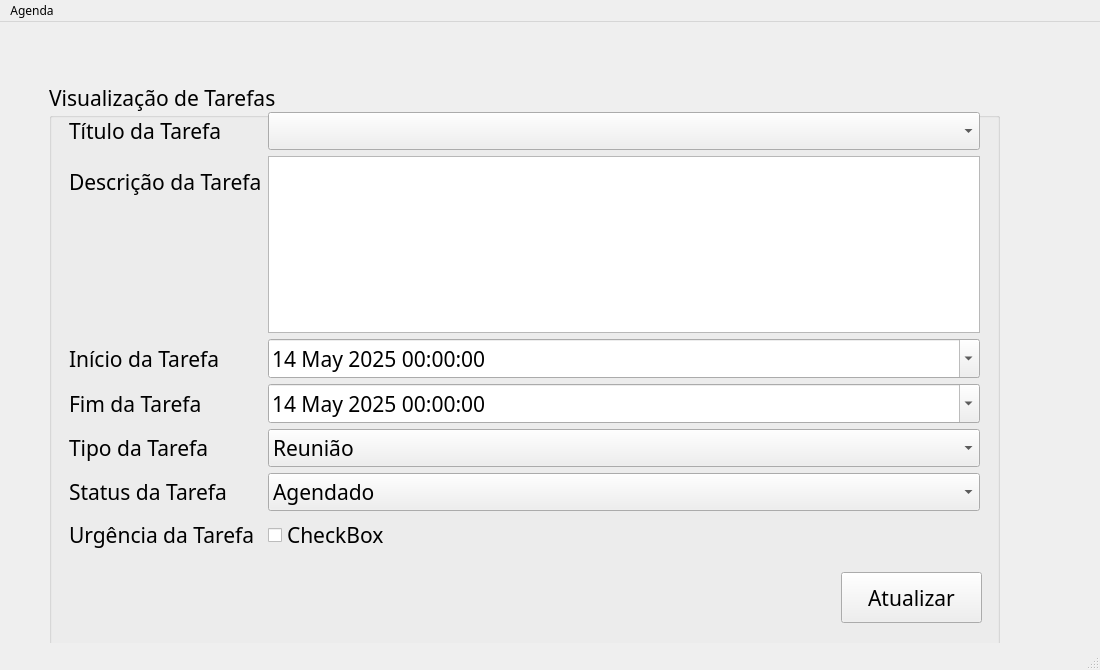
The window that MIni curso PyQt/interface.ui (alysonmp/Minicurso-PyQt) describes before a commit, drawn with Qt 5.
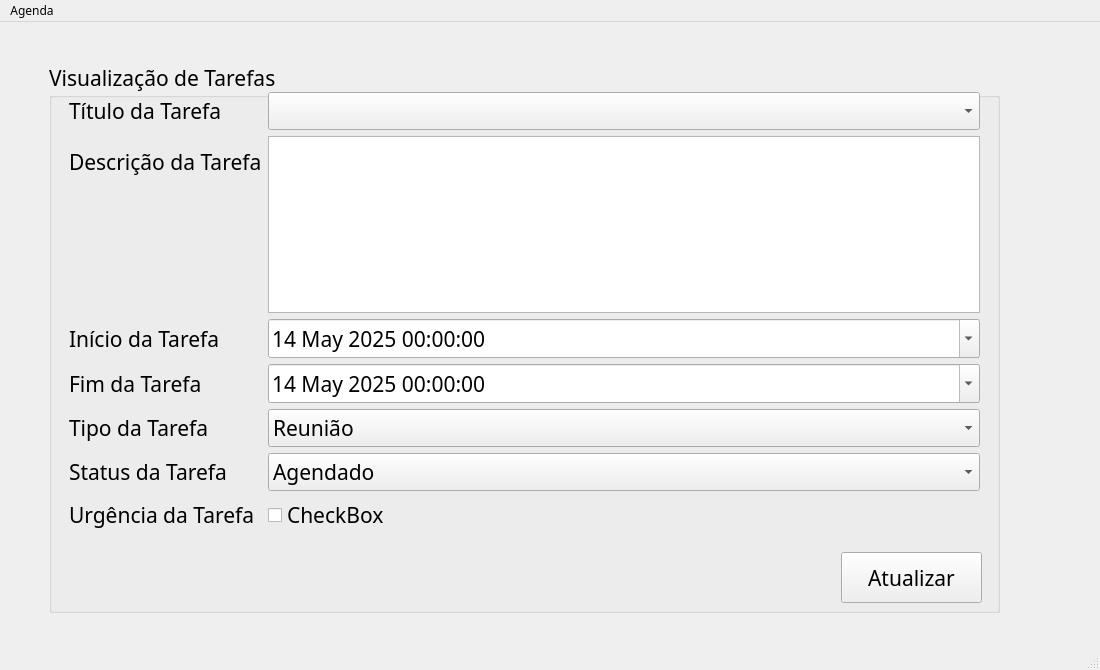
The same window after the commit.

The edit to the form file:
```diff
--- a/MIni curso PyQt/interface.ui
+++ b/MIni curso PyQt/interface.ui
@@ -35,9 +35,9 @@
     <property name="geometry">
      <rect>
       <x>49</x>
-      <y>40</y>
+      <y>20</y>
       <width>1011</width>
-      <height>581</height>
+      <height>631</height>
      </rect>
     </property>
     <property name="currentIndex">
@@ -251,7 +251,7 @@
         <x>0</x>
         <y>20</y>
         <width>951</width>
-        <height>571</height>
+        <height>551</height>
        </rect>
       </property>
       <property name="font">
```
Left out of the diff: 2 changed lines with no effect on the pictures.
